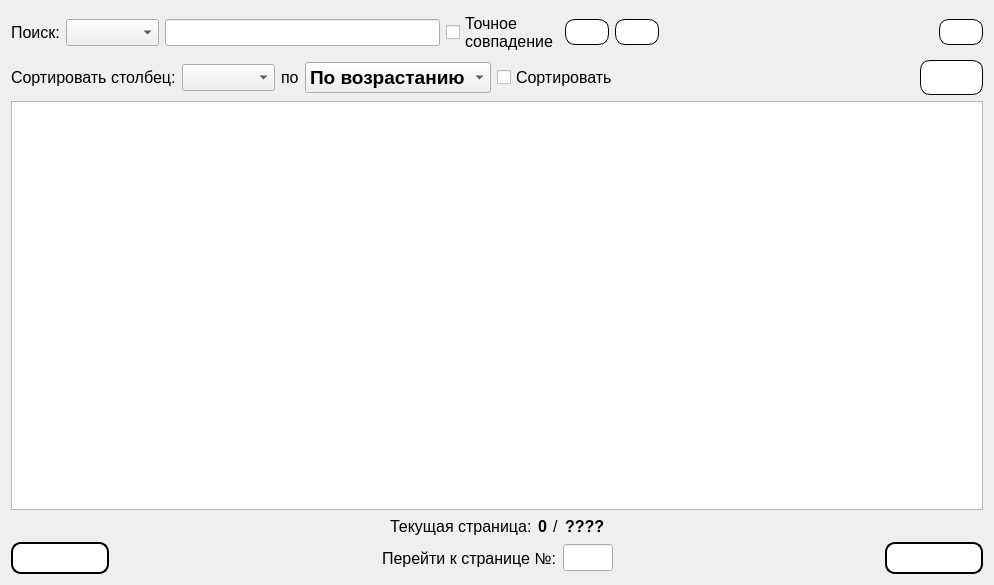
The window that Gui/TabWidgets/Player/playercredits.ui (MyEdit/Casino_Client) describes before a commit, drawn with Qt 5.
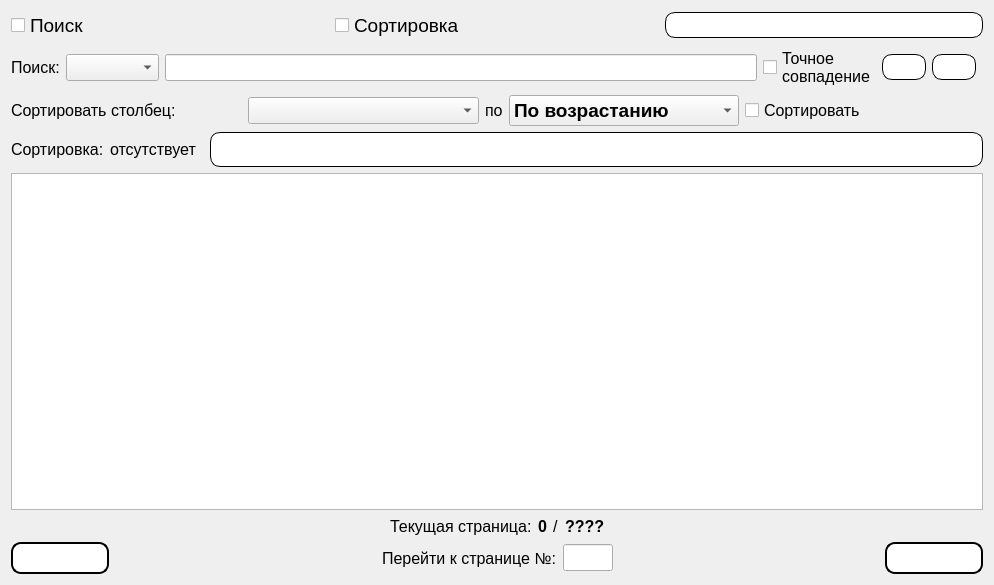
The same window after the commit. Icons and pictures are not drawn.

What changed in the file:
```diff
--- a/Gui/TabWidgets/Player/playercredits.ui
+++ b/Gui/TabWidgets/Player/playercredits.ui
@@ -14,6 +14,78 @@
    <string>Form</string>
   </property>
   <layout class="QVBoxLayout" name="verticalLayout">
+   <item>
+    <layout class="QHBoxLayout" name="horizontalLayout_2">
+     <item>
+      <widget class="QCheckBox" name="checkBox_Search">
+       <property name="font">
+        <font>
+         <family>Segoe UI</family>
+         <pointsize>14</pointsize>
+        </font>
+       </property>
+       <property name="text">
+        <string>Поиск</string>
+       </property>
+      </widget>
+     </item>
+     <item>
+      <widget class="QCheckBox" name="checkBox_Sorting">
+       <property name="font">
+        <font>
+         <family>Segoe UI</family>
+         <pointsize>14</pointsize>
+        </font>
+       </property>
+       <property name="text">
+        <string>Сортировка</string>
+       </property>
+      </widget>
+     </item>
+     <item>
+      <spacer name="horizontalSpacer_2">
+       <property name="orientation">
+        <enum>Qt::Horizontal</enum>
+       </property>
+      </spacer>
+     </item>
+     <item>
+      <widget class="QPushButton" name="refreshData">
+       <property name="styleSheet">
+        <string notr="true">QPushButton {
+    background-color: white;
+    border: 1px solid black;
+    border-radius: 10px;
+    padding: 5px;
+    color: black;
+}
+
+QPushButton:hover {
+    background-color: rgb(100, 88, 255);
+	color: white;
+}
+
+QPushButton:pressed {
+	background-color: rgba(220, 60, 190, 255);
+}</string>
+       </property>
+       <property name="text">
+        <string/>
+       </property>
+       <property name="icon">
+        <iconset resource="../../../resources.qrc">
+         <normaloff>:/icons/resources/update.png</normaloff>:/icons/resources/update.png</iconset>
+       </property>
+       <property name="iconSize">
+        <size>
+         <width>32</width>
+         <height>32</height>
+        </size>
+       </property>
+      </widget>
+     </item>
+    </layout>
+   </item>
    <item>
     <layout class="QHBoxLayout" name="horizontalLayout_9">
      <item>
@@ -140,49 +212,8 @@
        <property name="orientation">
         <enum>Qt::Horizontal</enum>
        </property>
-       <property name="sizeHint" stdset="0">
-        <size>
-         <width>40</width>
-         <height>20</height>
-        </size>
-       </property>
       </spacer>
      </item>
-     <item>
-      <widget class="QPushButton" name="refreshData">
-       <property name="styleSheet">
-        <string notr="true">QPushButton {
-    background-color: white;
-    border: 1px solid black;
-    border-radius: 10px;
-    padding: 5px;
-    color: black;
-}
-
-QPushButton:hover {
-    background-color: rgb(100, 88, 255);
-	color: white;
-}
-
-QPushButton:pressed {
-	background-color: rgba(220, 60, 190, 255);
-}</string>
-       </property>
-       <property name="text">
-        <string/>
-       </property>
-       <property name="icon">
-        <iconset resource="../../../resources.qrc">
-         <normaloff>:/icons/resources/update.png</normaloff>:/icons/resources/update.png</iconset>
-       </property>
-       <property name="iconSize">
-        <size>
-         <width>32</width>
-         <height>32</height>
-        </size>
-       </property>
-      </widget>
-     </item>
     </layout>
    </item>
    <item>
@@ -277,11 +308,54 @@
        <property name="orientation">
         <enum>Qt::Horizontal</enum>
        </property>
-       <property name="sizeHint" stdset="0">
-        <size>
-         <width>40</width>
-         <height>20</height>
-        </size>
+      </spacer>
+     </item>
+    </layout>
+   </item>
+   <item>
+    <layout class="QHBoxLayout" name="horizontalLayout">
+     <item>
+      <widget class="QLabel" name="label_7">
+       <property name="sizePolicy">
+        <sizepolicy hsizetype="Fixed" vsizetype="Preferred">
+         <horstretch>0</horstretch>
+         <verstretch>0</verstretch>
+        </sizepolicy>
+       </property>
+       <property name="font">
+        <font>
+         <family>Segoe UI</family>
+         <pointsize>12</pointsize>
+        </font>
+       </property>
+       <property name="text">
+        <string>Сортировка:</string>
+       </property>
+      </widget>
+     </item>
+     <item>
+      <widget class="QLabel" name="label_8">
+       <property name="sizePolicy">
+        <sizepolicy hsizetype="Fixed" vsizetype="Preferred">
+         <horstretch>0</horstretch>
+         <verstretch>0</verstretch>
+        </sizepolicy>
+       </property>
+       <property name="font">
+        <font>
+         <family>Segoe UI</family>
+         <pointsize>12</pointsize>
+        </font>
+       </property>
+       <property name="text">
+        <string>отсутствует</string>
+       </property>
+      </widget>
+     </item>
+     <item>
+      <spacer name="horizontalSpacer">
+       <property name="orientation">
+        <enum>Qt::Horizontal</enum>
        </property>
       </spacer>
      </item>
```
